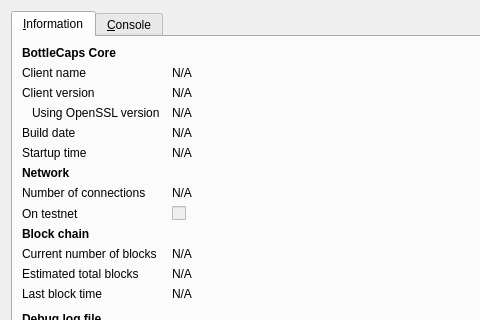
Above: src/qt/forms/rpcconsole.ui from Crypto-Expert/HoboNickels before the change; both pictures show x 0 to 480 and y 0 to 320 of the 740 by 450 pixel window. Below: the same form after it.
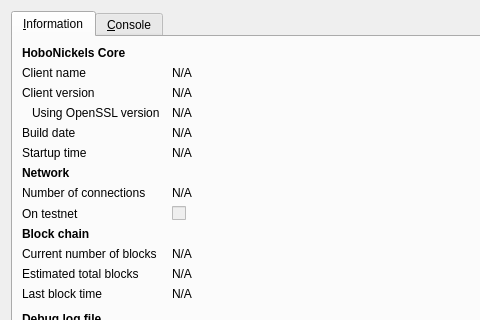
That is the form after the change. Icons and pictures are not drawn.

```diff
--- a/src/qt/forms/rpcconsole.ui
+++ b/src/qt/forms/rpcconsole.ui
@@ -36,7 +36,7 @@
           </font>
          </property>
          <property name="text">
-          <string>BottleCaps Core</string>
+          <string>HoboNickels Core</string>
          </property>
         </widget>
        </item>
```
Left out of the diff: 6 changed lines with no effect on the pictures.
